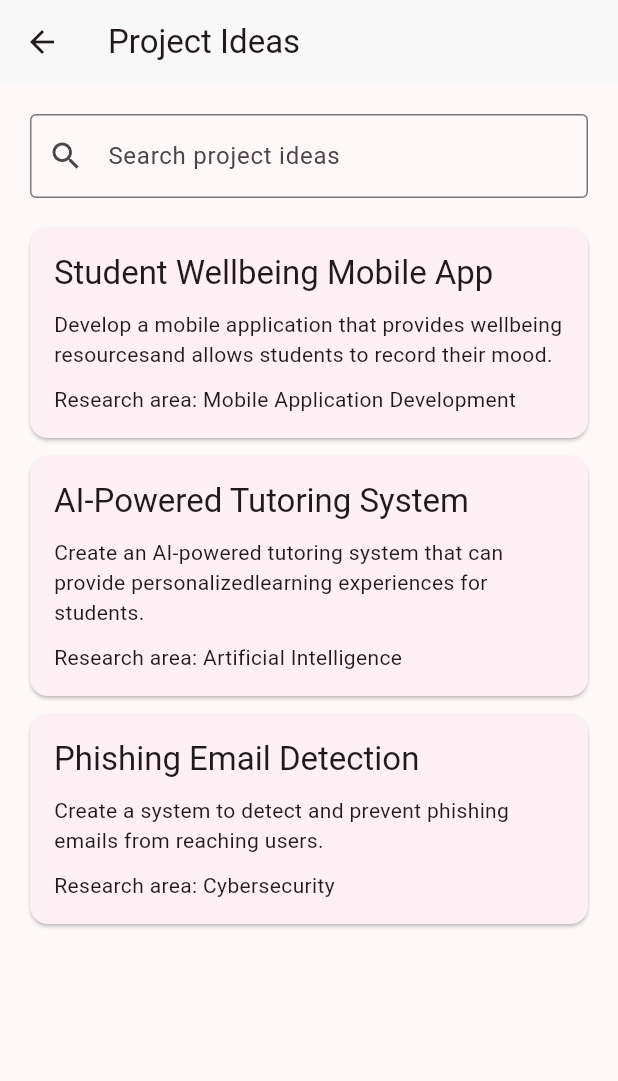
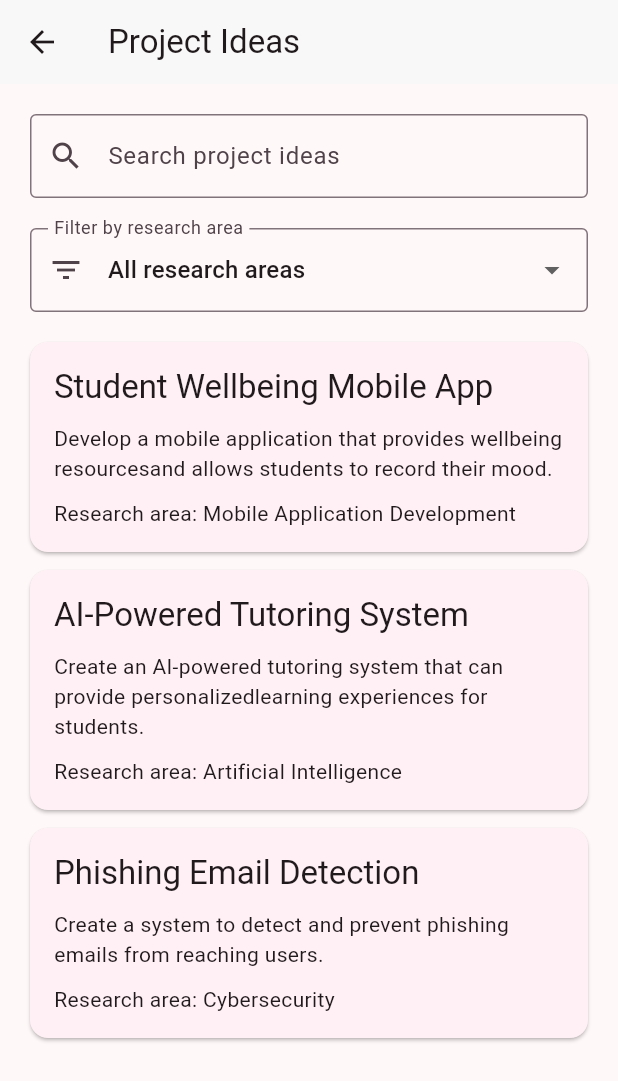
Before and after one commit to jiabhullar/project_supervisor_app, a Flutter app: the ProjectIdeasScreen screen opened directly, on a phone screen of 412 x 824 dp. Shown: the top 1081 px of the screen. Run offline on Flutter 3.47's test engine with Material 3 defaults, Android fonts, the phone set to English and light mode, and no system bars.

Commit message:
filter projects by research area

```diff
--- a/lib/pages/project_ideas.dart
+++ b/lib/pages/project_ideas.dart
@@ -10,6 +10,7 @@
 
 class _ProjectIdeasScreenState extends State<ProjectIdeasScreen> {
   String searchText = '';
+  String selectedResearchArea = 'All';
 
      final List<ProjectIdea> projectIdeas = const [
       ProjectIdea(
@@ -41,12 +42,17 @@
   Widget build(BuildContext context) {
     final List<ProjectIdea> filteredProjectIdeas =
         projectIdeas.where((ProjectIdea projectIdea) {
-      return projectIdea.title
+      final bool matchesSearchText = projectIdea.title
               .toLowerCase()
               .contains(searchText.toLowerCase()) ||
           projectIdea.researchArea
               .toLowerCase()
               .contains(searchText.toLowerCase());
+
+      final bool matchesResearchArea = selectedResearchArea == 'All' ||
+          projectIdea.researchArea == selectedResearchArea;
+
+      return matchesSearchText && matchesResearchArea;
     }).toList();
 
     return Scaffold(
@@ -67,6 +73,42 @@
                 setState(() {
                   this.searchText = searchText;
                 });
+              },
+            ),
+          ),
+          Padding(
+            padding: const EdgeInsets.fromLTRB(20, 0, 20, 20),
+            child: DropdownButtonFormField<String>(
+              initialValue: selectedResearchArea,
+              decoration: const InputDecoration(
+                labelText: 'Filter by research area',
+                prefixIcon: Icon(Icons.filter_list),
+                border: OutlineInputBorder(),
+              ),
+              items: const [
+                DropdownMenuItem(
+                  value: 'All',
+                  child: Text('All research areas'),
+                ),
+                DropdownMenuItem(
+                  value: 'Mobile Application Development',
+                  child: Text('Mobile Application Development'),
+                ),
+                DropdownMenuItem(
+                  value: 'Artificial Intelligence',
+                  child: Text('Artificial Intelligence'),
+                ),
+                DropdownMenuItem(
+                  value: 'Cybersecurity',
+                  child: Text('Cybersecurity'),
+                ),
+              ],
+              onChanged: (String? value) {
+                if (value != null) {
+                  setState(() {
+                    selectedResearchArea = value;
+                  });
+                }
               },
             ),
           ),
```
